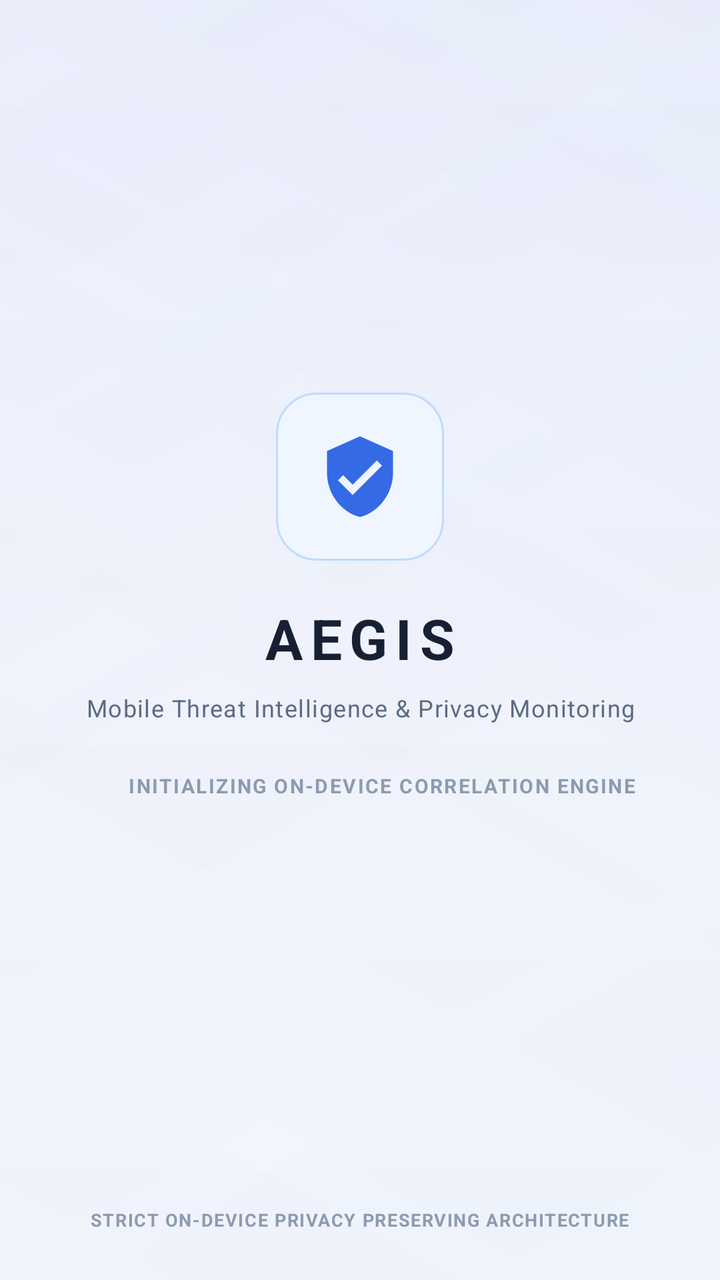
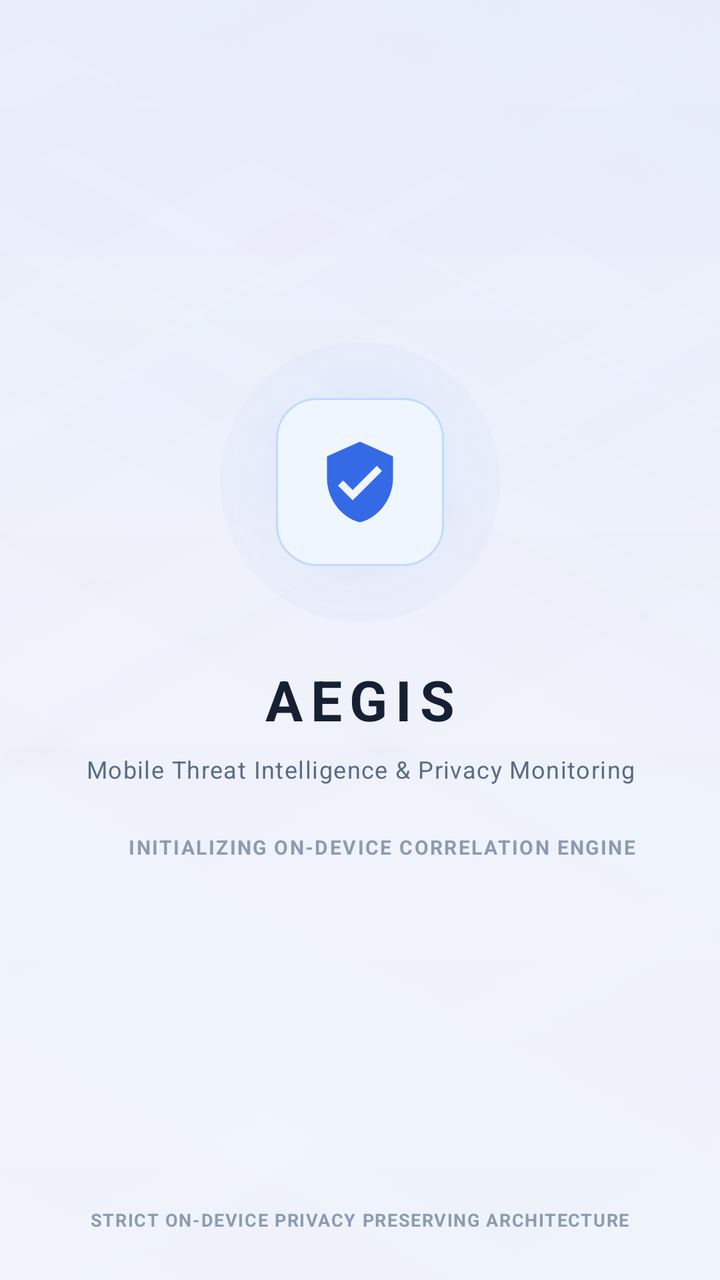

Two renders of the same Android screen: before a commit and after it. Below are the layout's source before the change and the commit's diff.
<!-- AndroidManifest.xml: application theme Theme.AEGIS -->
<!-- res/layout/activity_splash.xml -->
<?xml version="1.0" encoding="utf-8"?>
<androidx.constraintlayout.widget.ConstraintLayout xmlns:android="http://schemas.android.com/apk/res/android"
    xmlns:app="http://schemas.android.com/apk/res-auto"
    xmlns:tools="http://schemas.android.com/tools"
    android:layout_width="match_parent"
    android:layout_height="match_parent"
    android:background="@drawable/bg_glow_light">

    
    <LinearLayout
        android:id="@+id/llSplashContent"
        android:layout_width="wrap_content"
        android:layout_height="wrap_content"
        android:gravity="center_horizontal"
        android:orientation="vertical"
        android:paddingStart="@dimen/spacing_xl"
        android:paddingEnd="@dimen/spacing_xl"
        app:layout_constraintBottom_toBottomOf="parent"
        app:layout_constraintEnd_toEndOf="parent"
        app:layout_constraintStart_toStartOf="parent"
        app:layout_constraintTop_toTopOf="parent"
        app:layout_constraintVertical_bias="0.45">

        
        <FrameLayout
            android:id="@+id/flSplashEmblem"
            android:layout_width="84dp"
            android:layout_height="84dp"
            android:background="@drawable/bg_badge_info">

            <ImageView
                android:id="@+id/ivSplashShield"
                android:layout_width="44dp"
                android:layout_height="44dp"
                android:layout_gravity="center"
                android:contentDescription="@null"
                android:src="@drawable/ic_shield_check"
                app:tint="@color/aegis_info" />
        </FrameLayout>

        
        <TextView
            android:id="@+id/tvSplashLogo"
            android:layout_width="wrap_content"
            android:layout_height="wrap_content"
            android:layout_marginTop="@dimen/spacing_lg"
            android:letterSpacing="0.14"
            android:text="AEGIS"
            android:textColor="@color/aegis_text_primary"
            android:textSize="28sp"
            android:textStyle="bold" />

        
        <TextView
            android:id="@+id/tvSplashTagline"
            android:layout_width="wrap_content"
            android:layout_height="wrap_content"
            android:layout_marginTop="@dimen/spacing_xs"
            android:gravity="center"
            android:letterSpacing="0.04"
            android:lineSpacingExtra="3dp"
            android:text="@string/tagline"
            android:textColor="@color/aegis_text_secondary"
            android:textSize="12sp" />

        
        <LinearLayout
            android:layout_width="wrap_content"
            android:layout_height="wrap_content"
            android:layout_marginTop="@dimen/spacing_xl"
            android:gravity="center_vertical"
            android:orientation="horizontal">

            <ProgressBar
                android:layout_width="14dp"
                android:layout_height="14dp"
                android:indeterminate="true"
                android:indeterminateTint="@color/aegis_info" />

            <TextView
                android:layout_width="wrap_content"
                android:layout_height="wrap_content"
                android:layout_marginStart="@dimen/spacing_xs"
                android:letterSpacing="0.08"
                android:text="INITIALIZING ON-DEVICE CORRELATION ENGINE"
                android:textColor="@color/aegis_text_muted"
                android:textSize="10sp"
                android:textStyle="bold" />
        </LinearLayout>

    </LinearLayout>

    
    <TextView
        android:id="@+id/tvSplashFooter"
        android:layout_width="wrap_content"
        android:layout_height="wrap_content"
        android:layout_marginBottom="@dimen/spacing_xl"
        android:letterSpacing="0.06"
        android:text="STRICT ON-DEVICE PRIVACY PRESERVING ARCHITECTURE"
        android:textColor="@color/aegis_text_muted"
        android:textSize="9sp"
        android:textStyle="bold"
        app:layout_constraintBottom_toBottomOf="parent"
        app:layout_constraintEnd_toEndOf="parent"
        app:layout_constraintStart_toStartOf="parent" />

</androidx.constraintlayout.widget.ConstraintLayout>
<!-- resources referenced by this layout -->
<resources>
  <color name="aegis_info">#356AE6</color>
  <color name="aegis_text_muted">#8C9BB0</color>
  <color name="aegis_text_primary">#172033</color>
  <color name="aegis_text_secondary">#5B6B84</color>
  <dimen name="spacing_lg">20dp</dimen>
  <dimen name="spacing_xl">24dp</dimen>
  <dimen name="spacing_xs">8dp</dimen>
  <!-- drawable bg_badge_info (drawable) -->
  <?xml version="1.0" encoding="utf-8"?>
  <shape xmlns:android="http://schemas.android.com/apk/res/android"
      android:shape="rectangle">
      <corners android:radius="20dp" />
      <solid android:color="@color/aegis_info_bg" />
      <stroke
          android:width="1dp"
          android:color="@color/aegis_info_stroke" />
  </shape>
  <!-- drawable ic_shield_check (drawable) -->
  <vector xmlns:android="http://schemas.android.com/apk/res/android"
      android:width="24dp"
      android:height="24dp"
      android:viewportWidth="24"
      android:viewportHeight="24">
      <path
          android:fillColor="@color/aegis_safe"
          android:pathData="M12,1L3,5v6c0,5.55 3.84,10.74 9,12 5.16,-1.26 9,-6.45 9,-12V5L12,1zM10,17l-4,-4 1.41,-1.41L10,14.17l6.59,-6.59L18,9l-8,8z"/>
  </vector>
  <string name="tagline">Mobile Threat Intelligence &amp; Privacy Monitoring</string>
  <style name="Theme.AEGIS" parent="Theme.MaterialComponents.DayNight.NoActionBar">
          
          <item name="colorPrimary">@color/aegis_info</item>
          <item name="colorPrimaryVariant">@color/aegis_surface</item>
          <item name="colorOnPrimary">@color/white</item>
          <item name="colorSecondary">@color/aegis_safe</item>
          <item name="colorSecondaryVariant">@color/aegis_surface</item>
          <item name="colorOnSecondary">@color/white</item>
  
          
          <item name="android:statusBarColor">@color/aegis_surface</item>
          <item name="android:windowLightStatusBar">true</item>
          <item name="android:navigationBarColor">@color/aegis_surface</item>
          <item name="android:windowBackground">@drawable/bg_glow_light</item>
  
          
          <item name="android:textColorPrimary">@color/aegis_text_primary</item>
          <item name="android:textColorSecondary">@color/aegis_text_secondary</item>
      </style>
  <color name="aegis_info_bg">#EFF6FF</color>
  <color name="aegis_info_stroke">#BFDBFE</color>
  <color name="aegis_bg">#F6F8FC</color>
  <color name="aegis_safe">#059669</color>
  <color name="aegis_surface">#FFFFFF</color>
  <color name="white">#FFFFFFFF</color>
  <!-- unchanged entries left out for length: 1 -->
</resources>

<!-- the commit's change to res/layout/activity_splash.xml (unified diff, before → after) -->
@@ -23,19 +23,31 @@
 
         
         <FrameLayout
-            android:id="@+id/flSplashEmblem"
-            android:layout_width="84dp"
-            android:layout_height="84dp"
-            android:background="@drawable/bg_badge_info">
+            android:layout_width="140dp"
+            android:layout_height="140dp">
 
-            <ImageView
-                android:id="@+id/ivSplashShield"
-                android:layout_width="44dp"
-                android:layout_height="44dp"
+            <View
+                android:layout_width="140dp"
+                android:layout_height="140dp"
                 android:layout_gravity="center"
-                android:contentDescription="@null"
-                android:src="@drawable/ic_shield_check"
-                app:tint="@color/aegis_info" />
+                android:background="@drawable/bg_glow_hero_center" />
+
+            <FrameLayout
+                android:id="@+id/flSplashEmblem"
+                android:layout_width="84dp"
+                android:layout_height="84dp"
+                android:layout_gravity="center"
+                android:background="@drawable/bg_badge_info">
+
+                <ImageView
+                    android:id="@+id/ivSplashShield"
+                    android:layout_width="44dp"
+                    android:layout_height="44dp"
+                    android:layout_gravity="center"
+                    android:contentDescription="@null"
+                    android:src="@drawable/ic_shield_check"
+                    app:tint="@color/aegis_info" />
+            </FrameLayout>
         </FrameLayout>
 
         
<!-- resource entries referenced after the edit -->
@@ -16,6 +16,17 @@
       <stroke
           android:width="1dp"
           android:color="@color/aegis_info_stroke" />
+  </shape>
+  <!-- drawable bg_glow_hero_center (drawable) -->
+  <?xml version="1.0" encoding="utf-8"?>
+  <shape xmlns:android="http://schemas.android.com/apk/res/android"
+      android:shape="oval">
+      <gradient
+          android:gradientRadius="130dp"
+          android:startColor="#14356AE6"
+          android:centerColor="#06356AE6"
+          android:endColor="#00000000"
+          android:type="radial" />
   </shape>
   <!-- drawable ic_shield_check (drawable) -->
   <vector xmlns:android="http://schemas.android.com/apk/res/android"
